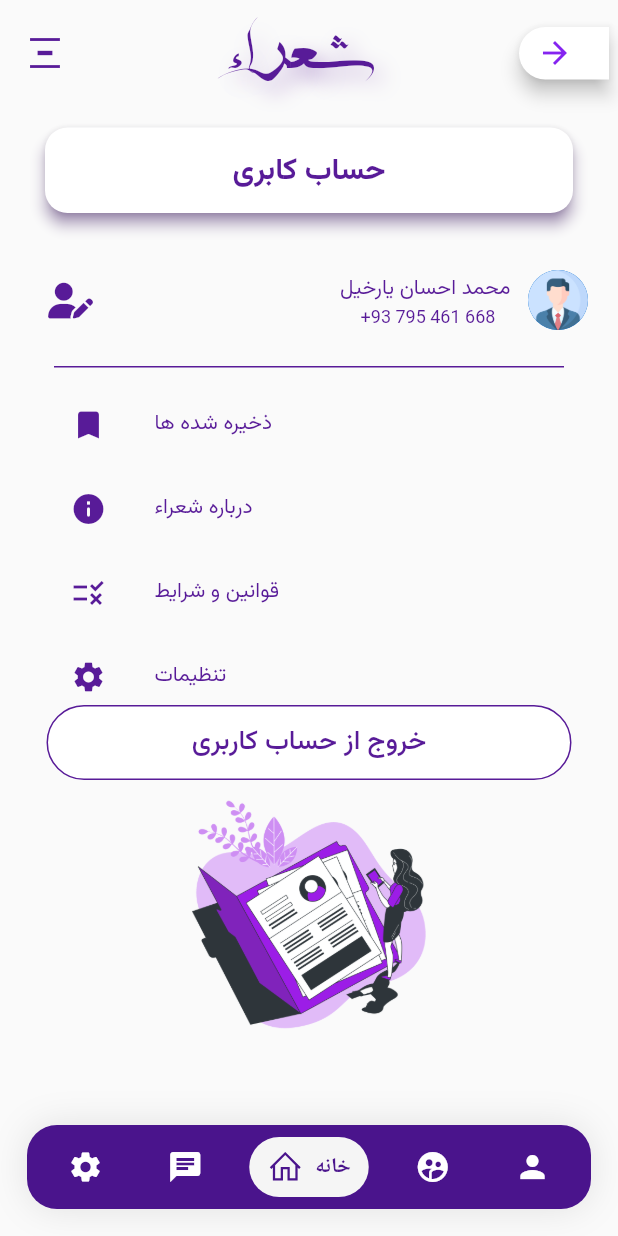
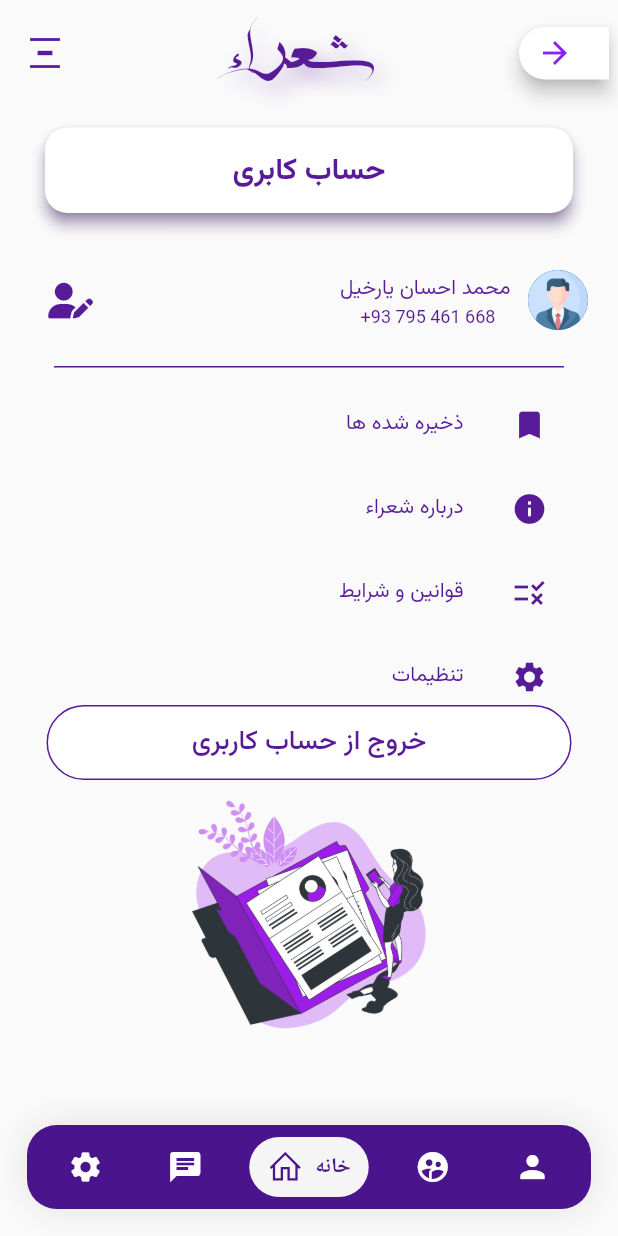
Before and after one commit to SayedNawid/shohaara, a Flutter app: the ProfilePage screen opened directly, on a phone screen of 412 x 824 dp. Run offline on Flutter 3.47's test engine with Material 2 defaults, Android fonts, the light colour scheme and no system bars; drawn by our look-alikes of google_nav_bar; our stand-ins replace firebase_core, firebase_database, font_awesome_flutter, line_icons, rive, slide_to_act and 1 more; accounts and stored records are empty.

Commit message:
small change for list view

```diff
--- a/lib/MainCategory/ProfilePage.dart
+++ b/lib/MainCategory/ProfilePage.dart
@@ -244,15 +244,15 @@ class _ProfilePageState extends State<ProfilePage> {
                   SizedBox(
                     height: 10,
                   ),
-                  Container(
+                  Directionality(
+                    textDirection: TextDirection.rtl,
+                    child: Container(
                       width: 350,
                       height: 215,
                       alignment: Alignment.centerRight,
                       child: ListView(
                         children: [
-                        Align(
-                          alignment: Alignment.centerRight,
-                          child: ListTile(
+                          ListTile(
                             leading: Icon(
                               Icons.bookmark_outlined,
                               color: kPrimaryColor,
@@ -265,7 +265,6 @@ class _ProfilePageState extends State<ProfilePage> {
                                   color: kPrimaryColor),
                             ),
                             onTap: () {},
-                          ),
                           ),
                           ListTile(
                             leading: Icon(
@@ -312,6 +311,7 @@ class _ProfilePageState extends State<ProfilePage> {
                         ],
                       ),
                     ),
+                  ),
                   Container(
                     child: ElevatedButton(
                       onPressed: () {
--- a/lib/main.dart
+++ b/lib/main.dart
@@ -15,7 +15,7 @@ void main() async {
     theme: ThemeData(
       primarySwatch: Colors.blue,
     ),
-    home: OnBoardingScreen(),
+    home: const OnBoardingScreen(),
   ));
 }
 
@@ -31,7 +31,7 @@ class _MyAppState extends State<MyApp> {
 
   @override
   Widget build(BuildContext context) {
-    return Scaffold(
+    return const Scaffold(
       backgroundColor: Colors.white,
       body: MyApp(),
     );
```
Lines whose indentation alone changed are shown as unchanged.
